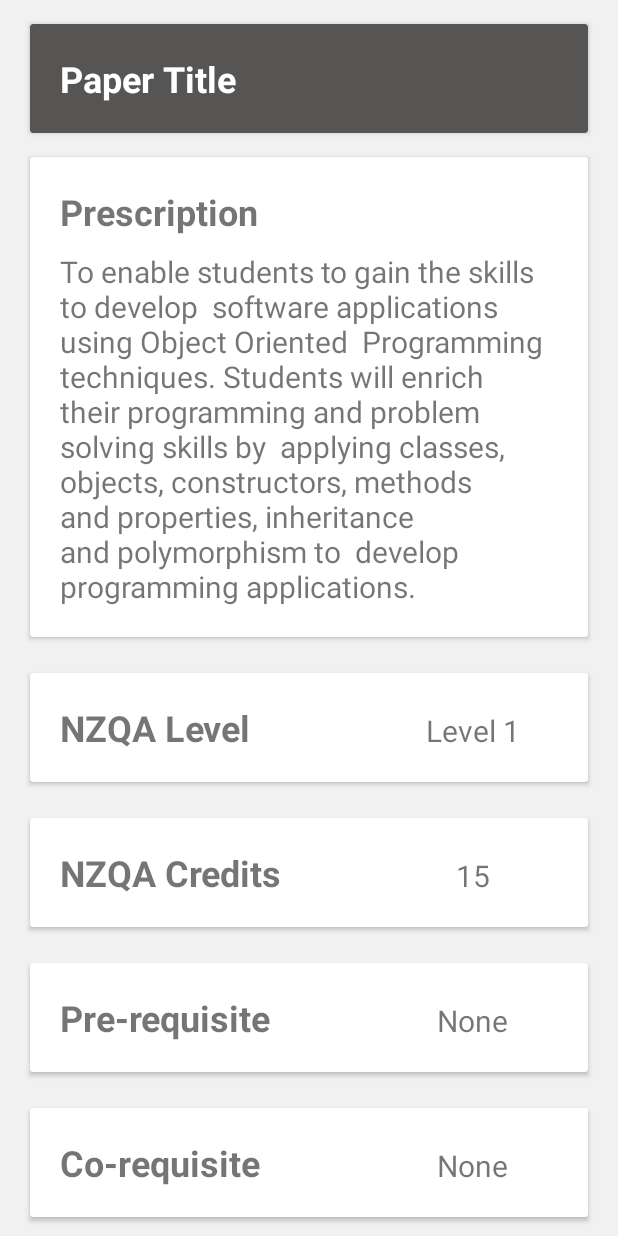
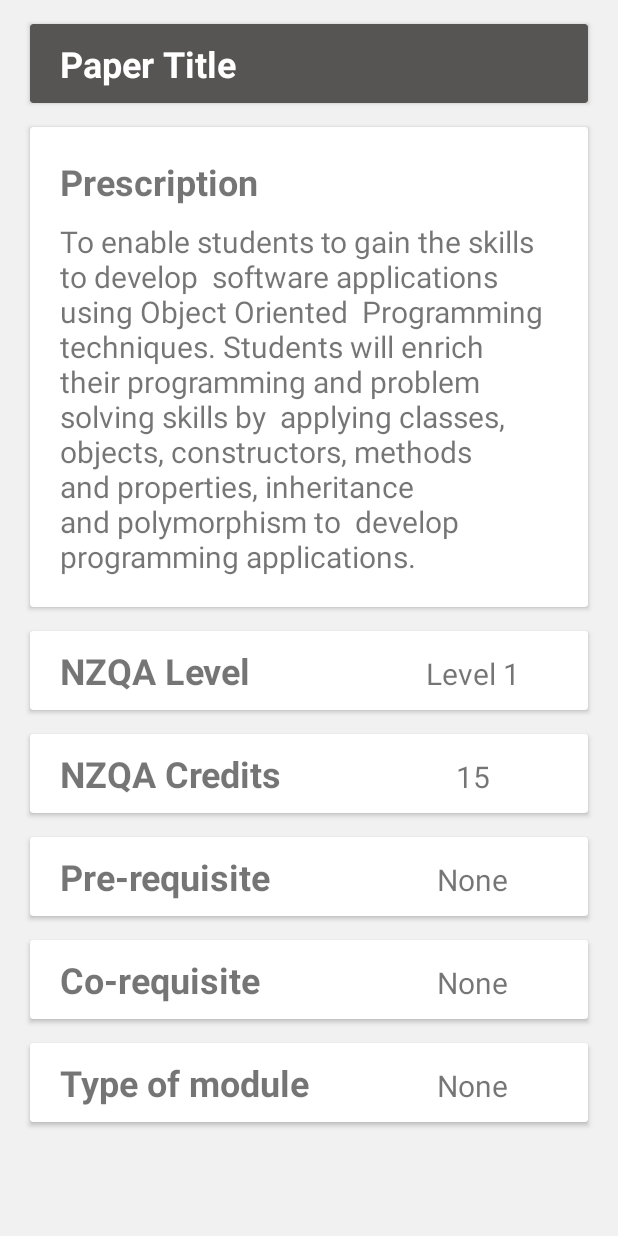
Before and after one commit to cameronwhale97/wintecComp710_untitled_developments, an Android app: the layout activity_module_popup.xml on its own in the app's theme, with its tools: preview values and no code run, on a phone screen of 412 x 824 dp. Run offline under Robolectric (Android 15) with nearby library versions, the phone set to English and light mode, and no system bars; Roboto replaces fonts that are not available here.

Commit message:
Updating XML to fit Lenovo 7"

```diff
--- a/app/src/main/java/com/untitleddevelopments/wintecdegreeplanner/modules/modules_title_edit.java
+++ b/app/src/main/java/com/untitleddevelopments/wintecdegreeplanner/modules/modules_title_edit.java
@@ -17,6 +17,7 @@ import com.untitleddevelopments.wintecdegreeplanner.global.Globals;
 import com.untitleddevelopments.wintecdegreeplanner.DB.Module;
 
 import com.untitleddevelopments.wintecdegreeplanner.R;
+import com.untitleddevelopments.wintecdegreeplanner.ui.StuPlan.ModulePopup;
 import com.untitleddevelopments.wintecdegreeplanner.ui.StuPlan.OptionMenuActivity;
 
 import static android.support.constraint.Constraints.TAG;
@@ -99,7 +100,6 @@ public class modules_title_edit extends OptionMenuActivity implements View.OnCli
 
                 Intent i = new Intent(this, modules_main.class);
                 startActivity(i);
-
     }
 
 }
--- a/app/src/main/java/com/untitleddevelopments/wintecdegreeplanner/ui/StuPlan/ModulePopup.java
+++ b/app/src/main/java/com/untitleddevelopments/wintecdegreeplanner/ui/StuPlan/ModulePopup.java
@@ -48,7 +48,7 @@ public class ModulePopup extends AppCompatActivity implements OnClickListener {
         int width = dm.widthPixels;
         int height = dm.heightPixels;
 
-        getWindow().setLayout((int)(width*.8),(int)(height*.7));
+        getWindow().setLayout((int)(width*.8),(int)(height*.9));
 
 
 
@@ -56,7 +56,7 @@ public class ModulePopup extends AppCompatActivity implements OnClickListener {
 
         Module currentModule = new Module(currentModuleId);
 
-        Toast.makeText(this, "Module ID:" + currentModuleId, Toast.LENGTH_LONG).show();
+//        Toast.makeText(this, "Module ID:" + currentModuleId, Toast.LENGTH_LONG).show();
 
         //Ref to TextViews
         moduleFullTitle = findViewById(R.id.moduleTitle);
@@ -81,7 +81,7 @@ public class ModulePopup extends AppCompatActivity implements OnClickListener {
         //Temporary
         moduleTypeContent.setText("Core");
 
-//        modulePrereqContent.setText(spMod.toStringPreReqs());
+//        modulePrereqContent.setText(currentModule.toStringPreReqs());
 
         //Not working
 //        if((currentModule.getCoReq()).isEmpty()){
--- a/app/src/main/res/layout/activity_module_popup.xml
+++ b/app/src/main/res/layout/activity_module_popup.xml
@@ -64,7 +64,6 @@
         android:id="@+id/linearLayout2"
         android:layout_width="match_parent"
         android:layout_height="wrap_content"
-        android:layout_marginTop="8dp"
         android:orientation="horizontal"
         app:layout_constraintTop_toBottomOf="@+id/linearLayout"
         tools:layout_editor_absoluteX="0dp">
@@ -89,8 +88,8 @@
                     android:layout_height="wrap_content"
                     android:layout_weight="1"
                     android:paddingLeft="20dp"
-                    android:paddingTop="20dp"
-                    android:paddingBottom="20dp"
+                    android:paddingTop="10dp"
+                    android:paddingBottom="10dp"
                     android:text="NZQA Level"
                     android:textSize="24sp"
                     android:textStyle="bold" />
@@ -112,7 +111,6 @@
         android:id="@+id/linearLayout3"
         android:layout_width="match_parent"
         android:layout_height="wrap_content"
-        android:layout_marginTop="8dp"
         android:orientation="horizontal"
         app:layout_constraintTop_toBottomOf="@+id/linearLayout2"
         tools:layout_editor_absoluteX="0dp">
@@ -137,8 +135,8 @@
                     android:layout_height="wrap_content"
                     android:layout_weight="1"
                     android:paddingLeft="20dp"
-                    android:paddingTop="20dp"
-                    android:paddingBottom="20dp"
+                    android:paddingTop="10dp"
+                    android:paddingBottom="10dp"
                     android:text="NZQA Credits"
                     android:textSize="24sp"
                     android:textStyle="bold" />
@@ -160,7 +158,6 @@
         android:id="@+id/linearLayout4"
         android:layout_width="match_parent"
         android:layout_height="wrap_content"
-        android:layout_marginTop="8dp"
         android:orientation="horizontal"
         app:layout_constraintTop_toBottomOf="@+id/linearLayout3"
         tools:layout_editor_absoluteX="0dp">
@@ -184,8 +181,8 @@
                     android:layout_height="wrap_content"
                     android:layout_weight="1"
                     android:paddingLeft="20dp"
-                    android:paddingTop="20dp"
-                    android:paddingBottom="20dp"
+                    android:paddingTop="10dp"
+                    android:paddingBottom="10dp"
                     android:text="Pre-requisite"
                     android:textSize="24sp"
                     android:textStyle="bold" />
@@ -207,7 +204,6 @@
         android:id="@+id/linearLayout5"
         android:layout_width="match_parent"
         android:layout_height="wrap_content"
-        android:layout_marginTop="8dp"
         android:orientation="horizontal"
         app:layout_constraintTop_toBottomOf="@+id/linearLayout4"
         tools:layout_editor_absoluteX="0dp">
@@ -231,8 +227,8 @@
                     android:layout_height="wrap_content"
                     android:layout_weight="1"
                     android:paddingLeft="20dp"
-                    android:paddingTop="20dp"
-                    android:paddingBottom="20dp"
+                    android:paddingTop="10dp"
+                    android:paddingBottom="10dp"
                     android:text="Co-requisite"
                     android:textSize="24sp"
                     android:textStyle="bold" />
@@ -254,7 +250,6 @@
         android:id="@+id/linearLayout6"
         android:layout_width="match_parent"
         android:layout_height="wrap_content"
-        android:layout_marginTop="8dp"
         android:orientation="horizontal"
         app:layout_constraintTop_toBottomOf="@+id/linearLayout5"
         tools:layout_editor_absoluteX="0dp">
@@ -279,8 +274,8 @@
                     android:layout_height="wrap_content"
                     android:layout_weight="1"
                     android:paddingLeft="20dp"
-                    android:paddingTop="20dp"
-                    android:paddingBottom="20dp"
+                    android:paddingTop="10dp"
+                    android:paddingBottom="10dp"
                     android:text="Type of module"
                     android:textSize="24sp"
                     android:textStyle="bold" />
@@ -331,8 +326,8 @@
                     android:layout_height="wrap_content"
                     android:layout_weight="1"
                     android:paddingLeft="20dp"
-                    android:paddingTop="20dp"
-                    android:paddingBottom="20dp"
+                    android:paddingTop="10dp"
+                    android:paddingBottom="10dp"
                     android:text="Paper Title"
                     android:textColor="#FFF"
                     android:textSize="24sp"
```
